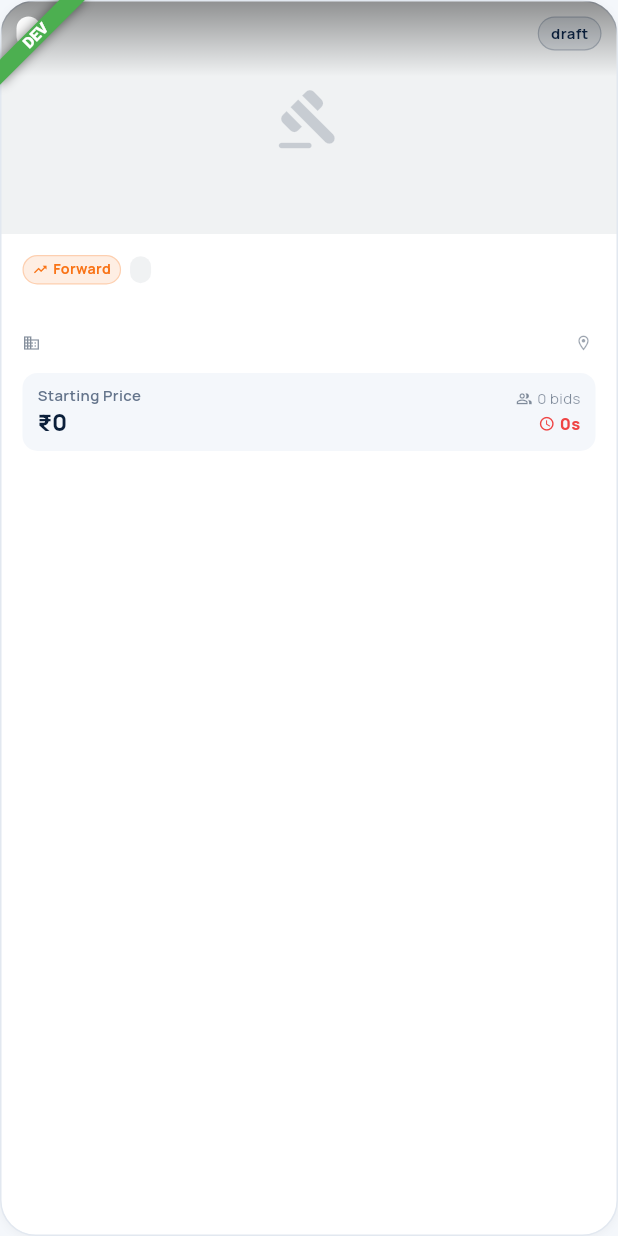
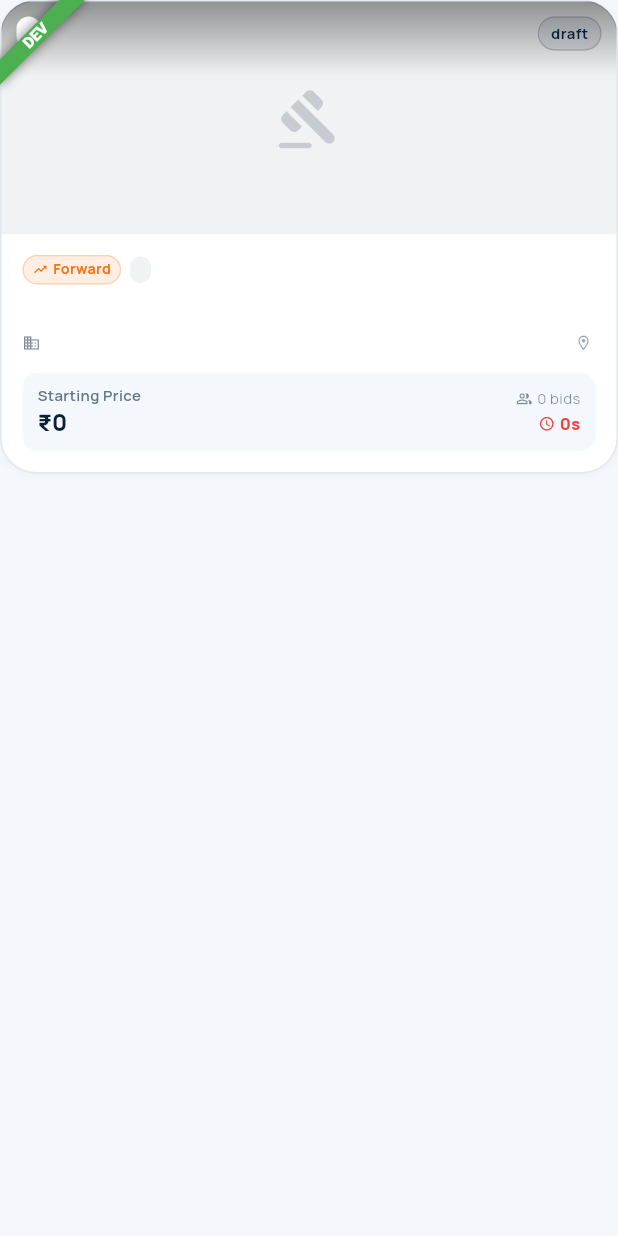
Before and after one commit to abhyuthanamprojects-eng/scrapify-auction-mobile-app, a Flutter app: the AuctionCard widget shown alone on an empty page, opened directly with empty values, on a phone screen of 412 x 824 dp. Run offline on Flutter 3.47's test engine with Material 3 defaults, Android fonts, the phone set to English and light mode, and no system bars; our stand-ins replace dio, equatable, flutter_riverpod, flutter_secure_storage, go_router, google_fonts and 1 more; accounts and stored records are empty; network calls fail; project files that could hold a hidden picture were left out.

Commit message:
fix(ui): resolve overflow in AuctionCard and expand horizontal carousel height

```diff
--- a/lib/screens/home/home_screen.dart
+++ b/lib/screens/home/home_screen.dart
@@ -600,7 +600,7 @@ class _HomeScreenState extends ConsumerState<HomeScreen> {
 
   Widget _buildHorizontalLiveCarousel(BuildContext context, List<Auction> auctions) {
     return SizedBox(
-      height: 295,
+      height: 320,
       child: ListView.separated(
         scrollDirection: Axis.horizontal,
         padding: const EdgeInsets.symmetric(horizontal: 20),
@@ -609,7 +609,7 @@ class _HomeScreenState extends ConsumerState<HomeScreen> {
         itemBuilder: (ctx, i) {
           final a = auctions[i];
           return SizedBox(
-            width: 270,
+            width: 275,
             child: AuctionCard(
               auction: a,
               compact: true,
--- a/lib/widgets/cards/auction_card.dart
+++ b/lib/widgets/cards/auction_card.dart
@@ -37,19 +37,21 @@ class AuctionCard extends StatelessWidget {
         ),
         clipBehavior: Clip.antiAlias,
         child: Column(
+          mainAxisSize: MainAxisSize.min,
           crossAxisAlignment: CrossAxisAlignment.start,
           children: [
             _buildImage(isReverse),
             Padding(
-              padding: const EdgeInsets.all(14),
+              padding: EdgeInsets.all(compact ? 10 : 14),
               child: Column(
+                mainAxisSize: MainAxisSize.min,
                 crossAxisAlignment: CrossAxisAlignment.start,
                 children: [
                   _buildTagsRow(),
                   const SizedBox(height: 6),
                   Text(
                     auction.title,
-                    style: AppTextStyles.heading(size: 15, weight: FontWeight.w700),
+                    style: AppTextStyles.heading(size: compact ? 14 : 15, weight: FontWeight.w700),
                     maxLines: 2,
                     overflow: TextOverflow.ellipsis,
                   ),
@@ -74,7 +76,7 @@ class AuctionCard extends StatelessWidget {
                       ],
                     ],
                   ),
-                  const SizedBox(height: 12),
+                  SizedBox(height: compact ? 8 : 12),
                   _buildPriceAndStatusRow(isReverse),
                 ],
               ),
@@ -89,7 +91,7 @@ class AuctionCard extends StatelessWidget {
     return Stack(
       children: [
         Container(
-          height: compact ? 130 : 155,
+          height: compact ? 120 : 155,
           width: double.infinity,
           color: AppColors.navyWithOpacity(0.06),
           child: auction.photos.isNotEmpty
```
